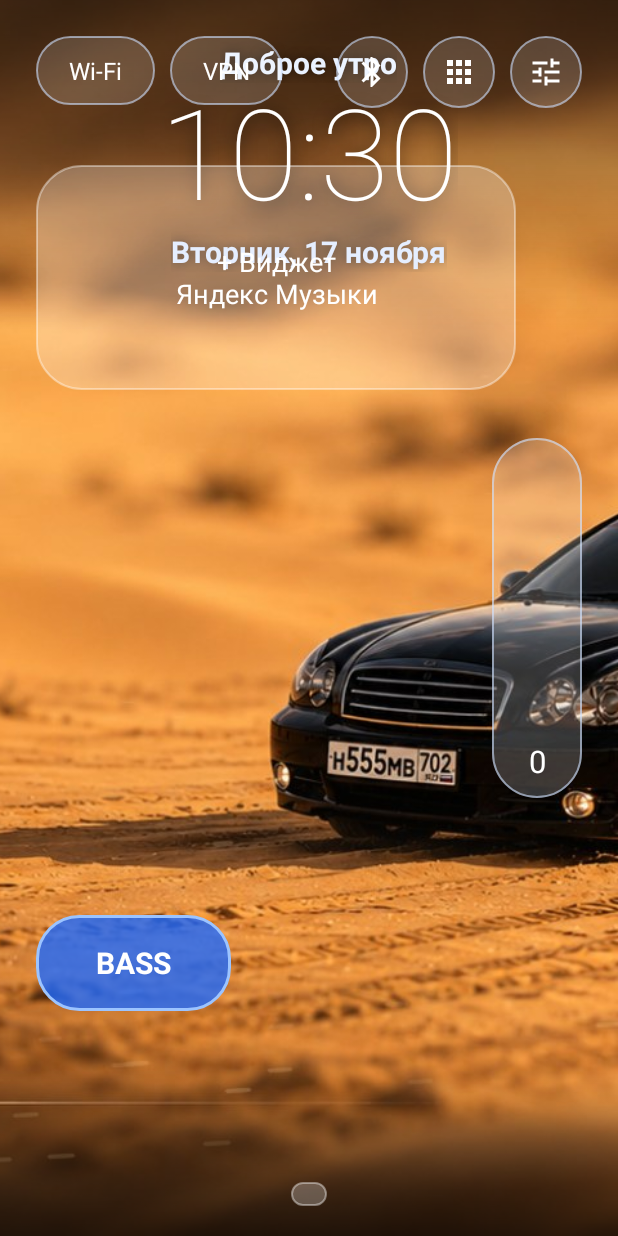
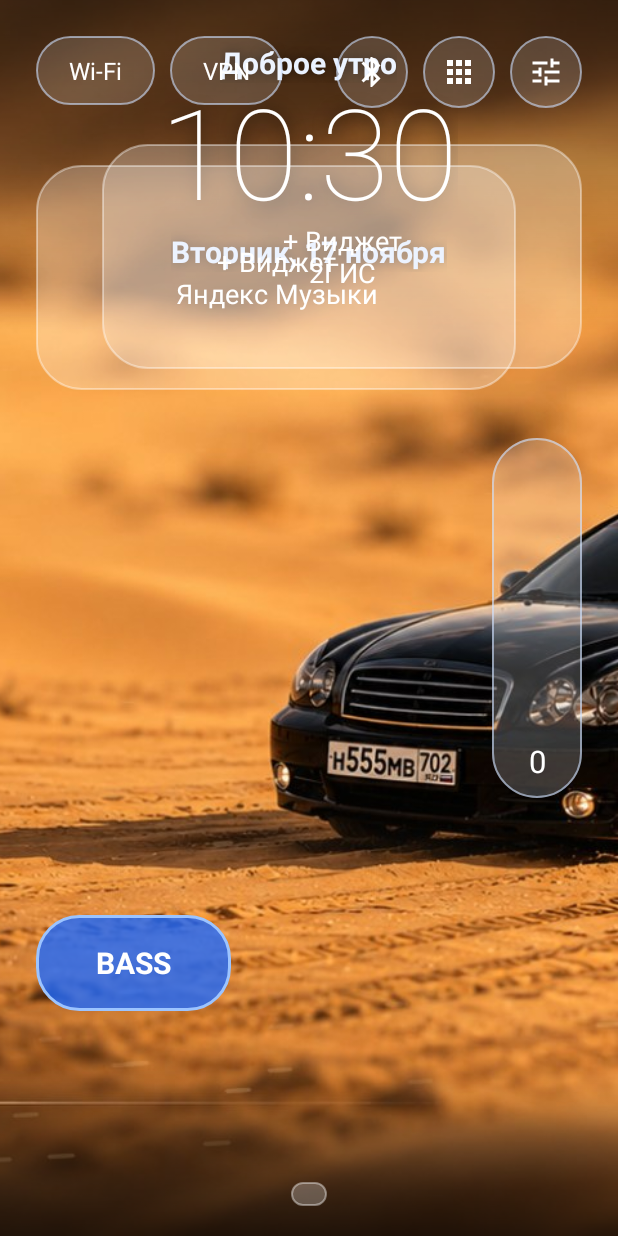
Before and after one commit to ilnurvv-gif/Simplehome, an Android app: the screen it shows after launch (MainActivity), after a tap on an icon or button, on a phone screen of 412 x 824 dp. Run offline under Robolectric (Android 15) with nearby library versions, the phone set to English and light mode, and no system bars; 1 other tap on this screen came first.

Commit message:
Add 2GIS widget slot (top right), generalize widget slots
Co-Authored-By: Claude Sonnet 5.5 <noreply@anthropic.com>
Claude-Session: https://claude.ai/code/session_01MM6RfAKwUqWHiYHzMgsRma

```diff
--- a/app/src/main/java/local/headunit/home/MainActivity.java
+++ b/app/src/main/java/local/headunit/home/MainActivity.java
@@ -199,66 +199,92 @@ public class MainActivity extends Activity {
         });
     }
 
-    // ---------- виджет (Яндекс Музыка) ----------
-    private static final int REQ_BIND = 501, REQ_CFG = 502;
+    // ---------- виджеты (Яндекс Музыка, 2ГИС) ----------
+    private static final class Slot {
+        final String prefKey, title;
+        final int reqBind, reqCfg;
+        final String[] hints;
+        FrameLayout box;
+        View add, rm;
+        int pendingId = -1;
+
+        Slot(String prefKey, String title, int reqBind, int reqCfg, String... hints) {
+            this.prefKey = prefKey; this.title = title;
+            this.reqBind = reqBind; this.reqCfg = reqCfg; this.hints = hints;
+        }
+
+        boolean matches(String pkg) {
+            String p = pkg.toLowerCase(Locale.ROOT);
+            for (String h : hints) if (p.contains(h)) return true;
+            return false;
+        }
+    }
+
     private AppWidgetManager awm;
     private AppWidgetHost widgetHost;
-    private int pendingId = -1;
-    private ComponentName pendingProvider;
+    private Slot[] slots;
 
     private void setupWidget() {
         awm = AppWidgetManager.getInstance(this);
         widgetHost = new AppWidgetHost(this, 1024);
-        findViewById(R.id.widget_add).setOnClickListener(v -> pickWidget());
-        findViewById(R.id.widget_remove).setOnClickListener(v -> {
-            int id = prefs.getInt("widget_id", -1);
-            if (id != -1) { try { widgetHost.deleteAppWidgetId(id); } catch (Throwable ignore) {} }
-            prefs.edit().remove("widget_id").apply();
-            showWidget();
-        });
-        showWidget();
+        slots = new Slot[]{
+                new Slot("widget_id", "Яндекс Музыки", 501, 502, "yandex.music", "music.yandex", "yandex.mus"),
+                new Slot("widget2_id", "2ГИС", 503, 504, "dublgis", "2gis")
+        };
+        int[][] ids = {
+                {R.id.widget_host, R.id.widget_add, R.id.widget_remove},
+                {R.id.widget2_host, R.id.widget2_add, R.id.widget2_remove}
+        };
+        for (int i = 0; i < slots.length; i++) {
+            final Slot s = slots[i];
+            s.box = findViewById(ids[i][0]);
+            s.add = findViewById(ids[i][1]);
+            s.rm = findViewById(ids[i][2]);
+            s.add.setOnClickListener(v -> pickWidget(s));
+            s.rm.setOnClickListener(v -> {
+                int id = prefs.getInt(s.prefKey, -1);
+                if (id != -1) { try { widgetHost.deleteAppWidgetId(id); } catch (Throwable ignore) {} }
+                prefs.edit().remove(s.prefKey).apply();
+                showWidget(s);
+            });
+            showWidget(s);
+        }
     }
 
-    private void showWidget() {
-        FrameLayout hostBox = findViewById(R.id.widget_host);
-        View add = findViewById(R.id.widget_add);
-        View rm = findViewById(R.id.widget_remove);
-        hostBox.removeAllViews();
-        int id = prefs.getInt("widget_id", -1);
+    private void showWidget(final Slot s) {
+        s.box.removeAllViews();
+        int id = prefs.getInt(s.prefKey, -1);
         AppWidgetProviderInfo info = id == -1 ? null : awm.getAppWidgetInfo(id);
         if (info == null) {
-            add.setVisibility(View.VISIBLE);
-            rm.setVisibility(View.GONE);
+            s.add.setVisibility(View.VISIBLE);
+            s.rm.setVisibility(View.GONE);
             return;
         }
         try {
-            AppWidgetHostView hv = widgetHost.createView(this, id, info);
+            final AppWidgetHostView hv = widgetHost.createView(this, id, info);
             hv.setAppWidget(id, info);
-            hostBox.addView(hv, new FrameLayout.LayoutParams(-1, -1));
+            s.box.addView(hv, new FrameLayout.LayoutParams(-1, -1));
             hv.post(() -> {
                 float d = getResources().getDisplayMetrics().density;
-                int w = Math.round(hostBox.getWidth() / d), hgt = Math.round(hostBox.getHeight() / d);
+                int w = Math.round(s.box.getWidth() / d), hgt = Math.round(s.box.getHeight() / d);
                 try { hv.updateAppWidgetSize(null, w, hgt, w, hgt); } catch (Throwable ignore) {}
             });
-            add.setVisibility(View.GONE);
-            rm.setVisibility(View.VISIBLE);
+            s.add.setVisibility(View.GONE);
+            s.rm.setVisibility(View.VISIBLE);
         } catch (Throwable t) {
-            prefs.edit().remove("widget_id").apply();
-            add.setVisibility(View.VISIBLE);
-            rm.setVisibility(View.GONE);
+            prefs.edit().remove(s.prefKey).apply();
+            s.add.setVisibility(View.VISIBLE);
+            s.rm.setVisibility(View.GONE);
         }
     }
 
-    private void pickWidget() {
+    private void pickWidget(final Slot s) {
         final PackageManager pm = getPackageManager();
         final List<AppWidgetProviderInfo> all = awm.getInstalledProviders();
-        final List<AppWidgetProviderInfo> music = new ArrayList<>();
-        for (AppWidgetProviderInfo i : all) {
-            String p = i.provider.getPackageName().toLowerCase(Locale.ROOT);
-            if (p.contains("yandex") && (p.contains("music") || p.contains("mus"))) music.add(i);
-        }
-        final boolean found = !music.isEmpty();
-        final List<AppWidgetProviderInfo> list = found ? music : all;
+        final List<AppWidgetProviderInfo> hit = new ArrayList<>();
+        for (AppWidgetProviderInfo i : all) if (s.matches(i.provider.getPackageName())) hit.add(i);
+        final boolean found = !hit.isEmpty();
+        final List<AppWidgetProviderInfo> list = found ? hit : all;
         if (list.isEmpty()) {
             Toast.makeText(this, "На магнитоле нет ни одного виджета", Toast.LENGTH_LONG).show();
             return;
@@ -272,61 +298,65 @@ public class MainActivity extends Activity {
             names[i] = app + " — " + w.loadLabel(pm);
         }
         new AlertDialog.Builder(this, android.R.style.Theme_DeviceDefault_Dialog_Alert)
-                .setTitle(found ? "Виджет Яндекс Музыки" : "Яндекс Музыка не найдена — выберите любой виджет")
-                .setItems(names, (d, which) -> bindWidget(list.get(which).provider))
+                .setTitle(found ? "Виджет " + s.title : s.title + " не найдены — выберите любой виджет")
+                .setItems(names, (d, which) -> bindWidget(s, list.get(which).provider))
                 .setNegativeButton("Отмена", null)
                 .show();
     }
 
-    private void bindWidget(ComponentName provider) {
+    private void bindWidget(Slot s, ComponentName provider) {
         int id = widgetHost.allocateAppWidgetId();
         boolean ok = false;
         try { ok = awm.bindAppWidgetIdIfAllowed(id, provider); } catch (Throwable ignore) {}
         if (ok) {
-            afterBind(id);
+            afterBind(s, id);
         } else {
-            pendingId = id;
-            pendingProvider = provider;
+            s.pendingId = id;
             Intent i = new Intent(AppWidgetManager.ACTION_APPWIDGET_BIND);
             i.putExtra(AppWidgetManager.EXTRA_APPWIDGET_ID, id);
             i.putExtra(AppWidgetManager.EXTRA_APPWIDGET_PROVIDER, provider);
             try {
-                startActivityForResult(i, REQ_BIND);
+                startActivityForResult(i, s.reqBind);
             } catch (Throwable t) {
                 widgetHost.deleteAppWidgetId(id);
+                s.pendingId = -1;
                 Toast.makeText(this, "Система не разрешила добавить виджет", Toast.LENGTH_LONG).show();
             }
         }
     }
 
-    private void afterBind(int id) {
+    private void afterBind(Slot s, int id) {
         AppWidgetProviderInfo info = awm.getAppWidgetInfo(id);
         if (info != null && info.configure != null) {
             try {
-                widgetHost.startAppWidgetConfigureActivityForResult(this, id, 0, REQ_CFG, null);
-                pendingId = id;
+                s.pendingId = id;
+                widgetHost.startAppWidgetConfigureActivityForResult(this, id, 0, s.reqCfg, null);
                 return;
             } catch (Throwable ignore) { /* без настройки */ }
         }
-        saveWidget(id);
+        saveWidget(s, id);
     }
 
-    private void saveWidget(int id) {
-        int old = prefs.getInt("widget_id", -1);
+    private void saveWidget(Slot s, int id) {
+        int old = prefs.getInt(s.prefKey, -1);
         if (old != -1 && old != id) { try { widgetHost.deleteAppWidgetId(old); } catch (Throwable ignore) {} }
-        prefs.edit().putInt("widget_id", id).apply();
-        showWidget();
+        s.pendingId = -1;
+        prefs.edit().putInt(s.prefKey, id).apply();
+        showWidget(s);
     }
 
     @Override
     protected void onActivityResult(int req, int res, Intent data) {
         super.onActivityResult(req, res, data);
-        if (req == REQ_BIND) {
-            if (res == RESULT_OK && pendingId != -1) afterBind(pendingId);
-            else if (pendingId != -1) { widgetHost.deleteAppWidgetId(pendingId); pendingId = -1; }
-        } else if (req == REQ_CFG) {
-            if (res == RESULT_OK && pendingId != -1) saveWidget(pendingId);
-            else if (pendingId != -1) { widgetHost.deleteAppWidgetId(pendingId); pendingId = -1; }
+        if (slots == null) return;
+        for (Slot s : slots) {
+            if (req == s.reqBind) {
+                if (res == RESULT_OK && s.pendingId != -1) afterBind(s, s.pendingId);
+                else if (s.pendingId != -1) { widgetHost.deleteAppWidgetId(s.pendingId); s.pendingId = -1; }
+            } else if (req == s.reqCfg) {
+                if (res == RESULT_OK && s.pendingId != -1) saveWidget(s, s.pendingId);
+                else if (s.pendingId != -1) { widgetHost.deleteAppWidgetId(s.pendingId); s.pendingId = -1; }
+            }
         }
     }
 
--- a/app/src/main/res/layout/activity_main.xml
+++ b/app/src/main/res/layout/activity_main.xml
@@ -140,6 +140,45 @@
             android:visibility="gone" />
     </FrameLayout>
 
+    <FrameLayout
+        android:id="@+id/widget2_slot"
+        android:layout_width="320dp"
+        android:layout_height="150dp"
+        android:layout_gravity="end|top"
+        android:layout_marginTop="96dp"
+        android:layout_marginEnd="24dp"
+        android:background="@drawable/dock_bg"
+        android:padding="6dp">
+
+        <TextView
+            android:id="@+id/widget2_add"
+            android:layout_width="match_parent"
+            android:layout_height="match_parent"
+            android:clickable="true"
+            android:gravity="center"
+            android:text="+ Виджет\n2ГИС"
+            android:textColor="#FFFFFF"
+            android:textSize="18sp" />
+
+        <FrameLayout
+            android:id="@+id/widget2_host"
+            android:layout_width="match_parent"
+            android:layout_height="match_parent" />
+
+        <TextView
+            android:id="@+id/widget2_remove"
+            android:layout_width="34dp"
+            android:layout_height="34dp"
+            android:layout_gravity="top|end"
+            android:background="@drawable/circle_bg"
+            android:clickable="true"
+            android:gravity="center"
+            android:text="✕"
+            android:textColor="#FFFFFF"
+            android:textSize="14sp"
+            android:visibility="gone" />
+    </FrameLayout>
+
     <View
         android:id="@+id/logo_hit"
         android:layout_width="240dp"
```
Also changed, not shown: 1 other file.
